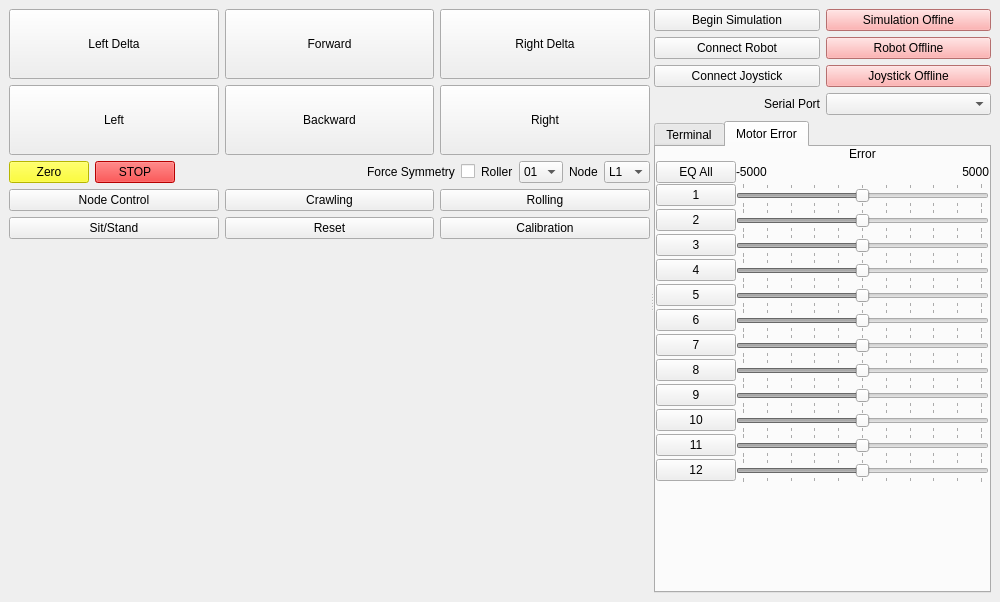
BYUCMR/Capstone_TREG, file rift/ui/main.ui: the form before one commit.
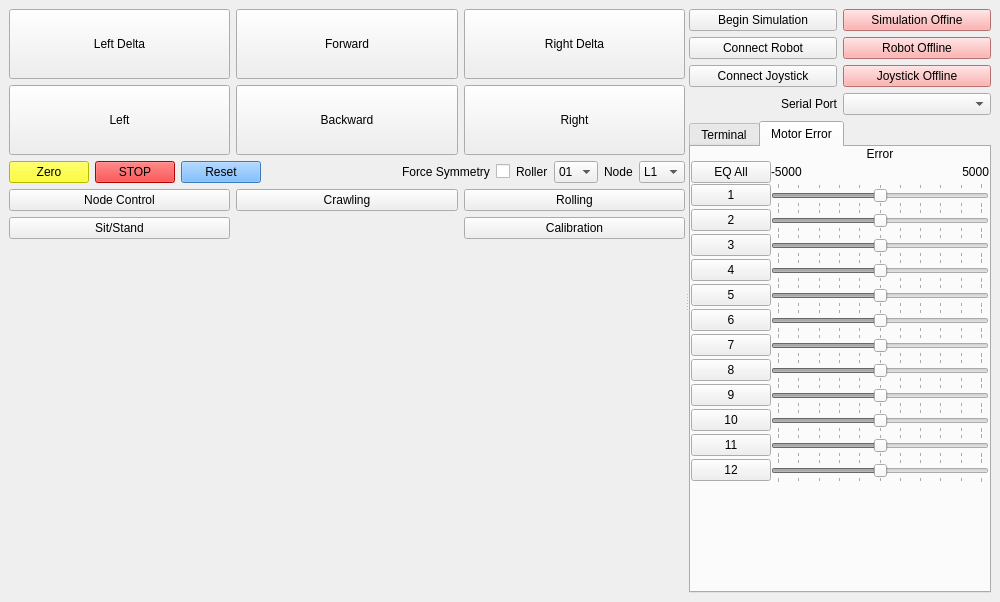
The form after the commit.

Commit message: Blue Reset button move

```diff
--- a/rift/ui/main.ui
+++ b/rift/ui/main.ui
@@ -170,6 +170,20 @@
             </property>
            </widget>
           </item>
+          <item>
+           <widget class="QPushButton" name="reset_button">
+            <property name="enabled">
+             <bool>true</bool>
+            </property>
+            <property name="styleSheet">
+             <string notr="true">background-color: rgb(85, 170, 255);
+color: rgb(0, 0, 0);</string>
+            </property>
+            <property name="text">
+             <string>Reset</string>
+            </property>
+           </widget>
+          </item>
           <item>
            <spacer name="L121">
             <property name="orientation">
@@ -369,16 +383,6 @@
             </property>
            </widget>
           </item>
-          <item row="1" column="1">
-           <widget class="QPushButton" name="reset_button">
-            <property name="enabled">
-             <bool>true</bool>
-            </property>
-            <property name="text">
-             <string>Reset</string>
-            </property>
-           </widget>
-          </item>
           <item row="1" column="2">
            <widget class="QPushButton" name="calibration">
             <property name="text">
```
The commit also changes 1 other file.
